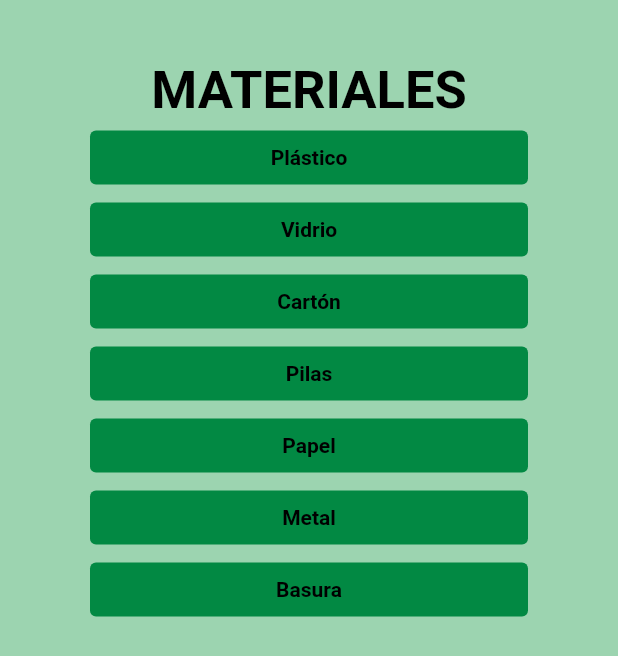
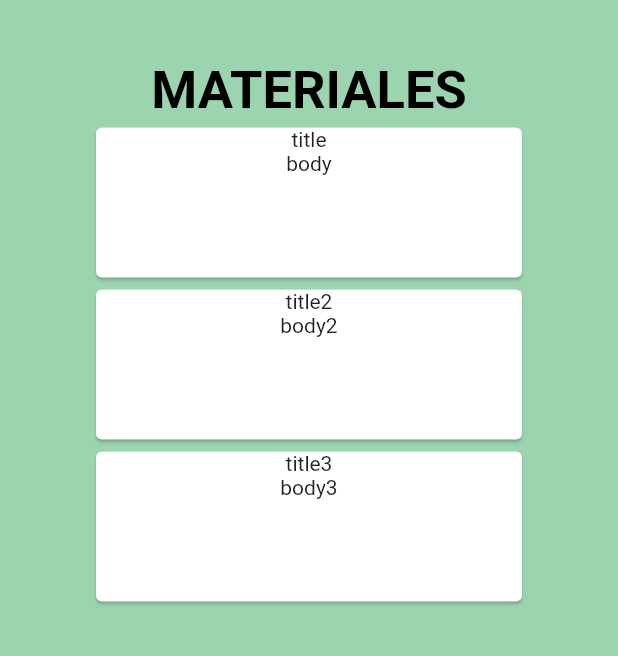
Before and after one commit to tpp-guille-santi/recisnap-mobile-app, a Flutter app: the MaterialsCatalogue screen opened directly, on a phone screen of 412 x 824 dp. Shown: the top 656 px of the screen. Run offline on Flutter 3.47's test engine with Material 2 defaults, Android fonts, the phone set to English and light mode, and no system bars; our stand-ins replace camera.

Commit message:
Modificaciones al layout
* Se modifica el menú principal. La aplicación carga automaticamente la cámara y hay un NavigationBar para acceder a otros menues

* Se cambia el lsitado de materiales. Se eliminan botones y se los reemplaza por tarjetas

```diff
--- a/lib/screens/materialsCatalogueScreen.dart
+++ b/lib/screens/materialsCatalogueScreen.dart
@@ -2,6 +2,7 @@ import 'package:flutter/material.dart';
 import 'package:recyclingapp/consts.dart';
 import 'package:recyclingapp/screens/materialInfoScreen.dart';
 import 'package:recyclingapp/widgets/homepagebutton.dart';
+import 'package:recyclingapp/widgets/materialCard.dart';
 import 'package:recyclingapp/widgets/recyclingMaterialButton.dart';
 
 class MaterialsCatalogue extends StatelessWidget {
@@ -24,50 +25,18 @@ class MaterialsCatalogue extends StatelessWidget {
             Expanded(
               child: ListView(
                 children: [
-                  RecyclingMaterialButton(
-                    buttonText: 'Plástico',
-                    onPress: () {
-                      Navigator.pushNamed(context, '/plasticInformationScreen');
-                    },
+                  MaterialCard(
+                    title: 'title',
+                    body: 'body',
                   ),
-                  RecyclingMaterialButton(
-                    buttonText: 'Vidrio',
-                    onPress: () {
-                      Navigator.pushNamed(context, '/glassInformationScreen');
-                    },
+                  MaterialCard(
+                    title: 'title2',
+                    body: 'body2',
                   ),
-                  RecyclingMaterialButton(
-                    buttonText: 'Cartón',
-                    onPress: () {
-                      Navigator.pushNamed(
-                          context, '/cardboardInformationScreen');
-                    },
-                  ),
-                  RecyclingMaterialButton(
-                    buttonText: 'Pilas',
-                    onPress: () {
-                      Navigator.pushNamed(
-                          context, '/batteriesInformationScreen');
-                    },
-                  ),
-                  RecyclingMaterialButton(
-                    buttonText: 'Papel',
-                    onPress: () {
-                      Navigator.pushNamed(context, '/paperInformationScreen');
-                    },
-                  ),
-                  RecyclingMaterialButton(
-                    buttonText: 'Metal',
-                    onPress: () {
-                      Navigator.pushNamed(context, '/metalInformationScreen');
-                    },
-                  ),
-                  RecyclingMaterialButton(
-                    buttonText: 'Basura',
-                    onPress: () {
-                      Navigator.pushNamed(context, '/wasteInformationScreen');
-                    },
-                  ),
+                  MaterialCard(
+                    title: 'title3',
+                    body: 'body3',
+                  )
                 ],
               ),
             ),
--- /dev/null
+++ b/lib/widgets/materialCard.dart
@@ -0,0 +1,28 @@
+import 'package:flutter/material.dart';
+import 'package:recyclingapp/consts.dart';
+
+class MaterialCard extends StatelessWidget {
+  String title;
+  String body;
+
+  MaterialCard({required this.title, required this.body});
+
+  @override
+  Widget build(BuildContext context) {
+    return Card(
+      child: InkWell(
+        splashColor: Colors.greenAccent,
+        onTap: () {´´
+          print('Card tapped.');
+        },
+        child: SizedBox(
+          width: 300,
+          height: 100,
+          child: Column(
+            children: [Text(title), Text(body)],
+          ),
+        ),
+      ),
+    );
+  }
+}
```
Also changed, not shown: lib/screens/homepageScreen.dart (+37 -33 lines).
